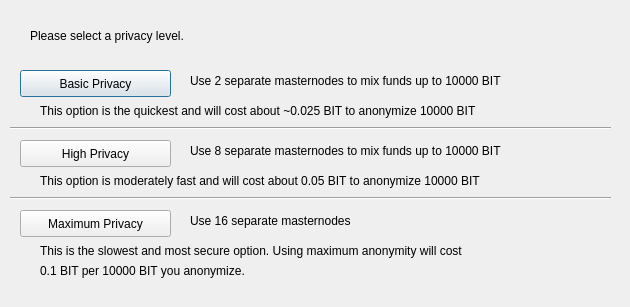
Old version of the form src/qt/forms/obfuscationconfig.ui in the repository eenglish34/E-BlockMail.
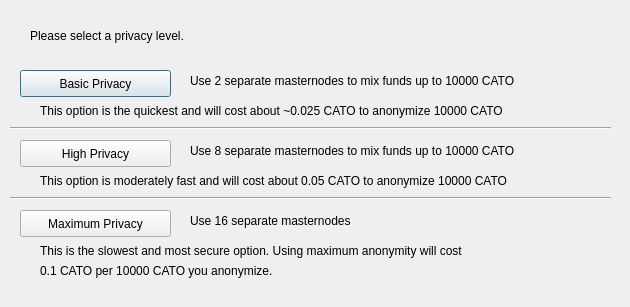
New version of the form.

The edit to the form file:
```diff
--- a/src/qt/forms/obfuscationconfig.ui
+++ b/src/qt/forms/obfuscationconfig.ui
@@ -75,7 +75,7 @@
     </rect>
    </property>
    <property name="text">
-    <string>Use 2 separate masternodes to mix funds up to 10000 BIT</string>
+    <string>Use 2 separate masternodes to mix funds up to 10000 CATO</string>
    </property>
   </widget>
   <widget class="QLabel" name="label_3">
@@ -88,7 +88,7 @@
     </rect>
    </property>
    <property name="text">
-    <string>Use 8 separate masternodes to mix funds up to 10000 BIT</string>
+    <string>Use 8 separate masternodes to mix funds up to 10000 CATO</string>
    </property>
   </widget>
   <widget class="QLabel" name="label_4">
@@ -114,7 +114,7 @@
     </rect>
    </property>
    <property name="text">
-    <string>This option is the quickest and will cost about ~0.025 BIT to anonymize 10000 BIT</string>
+    <string>This option is the quickest and will cost about ~0.025 CATO to anonymize 10000 CATO</string>
    </property>
   </widget>
   <widget class="QLabel" name="label_7">
@@ -127,7 +127,7 @@
     </rect>
    </property>
    <property name="text">
-    <string>This option is moderately fast and will cost about 0.05 BIT to anonymize 10000 BIT</string>
+    <string>This option is moderately fast and will cost about 0.05 CATO to anonymize 10000 CATO</string>
    </property>
   </widget>
   <widget class="QLabel" name="label_8">
@@ -153,7 +153,7 @@
     </rect>
    </property>
    <property name="text">
-    <string>0.1 BIT per 10000 BIT you anonymize.</string>
+    <string>0.1 CATO per 10000 CATO you anonymize.</string>
    </property>
   </widget>
   <widget class="Line" name="line">
```
